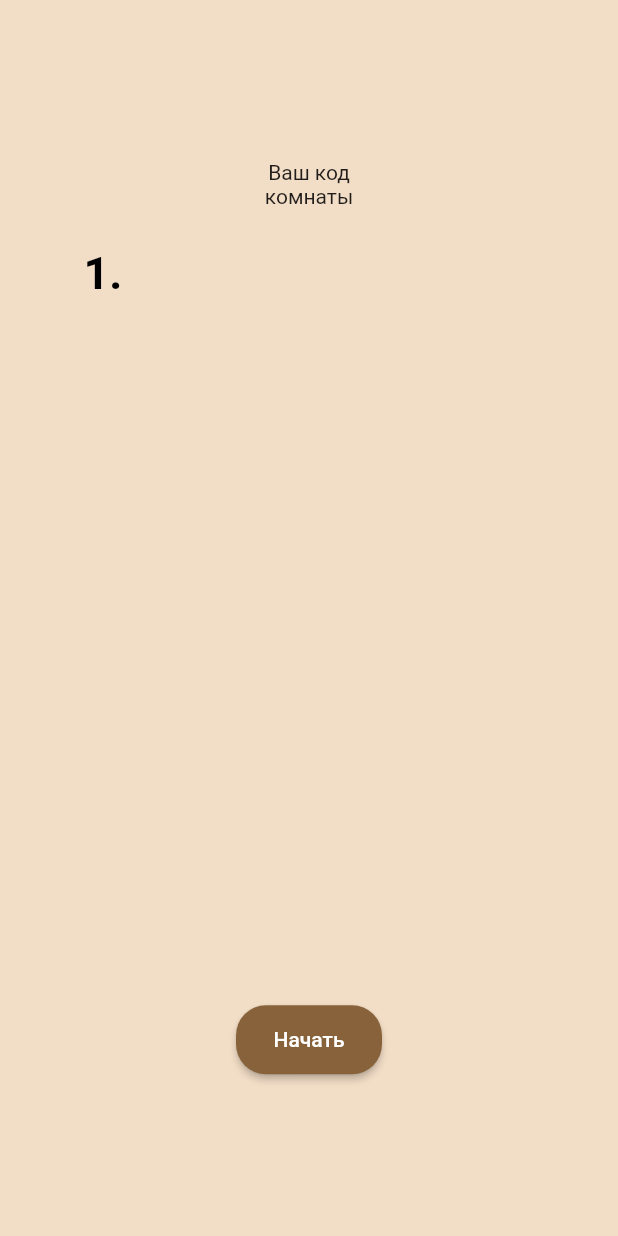
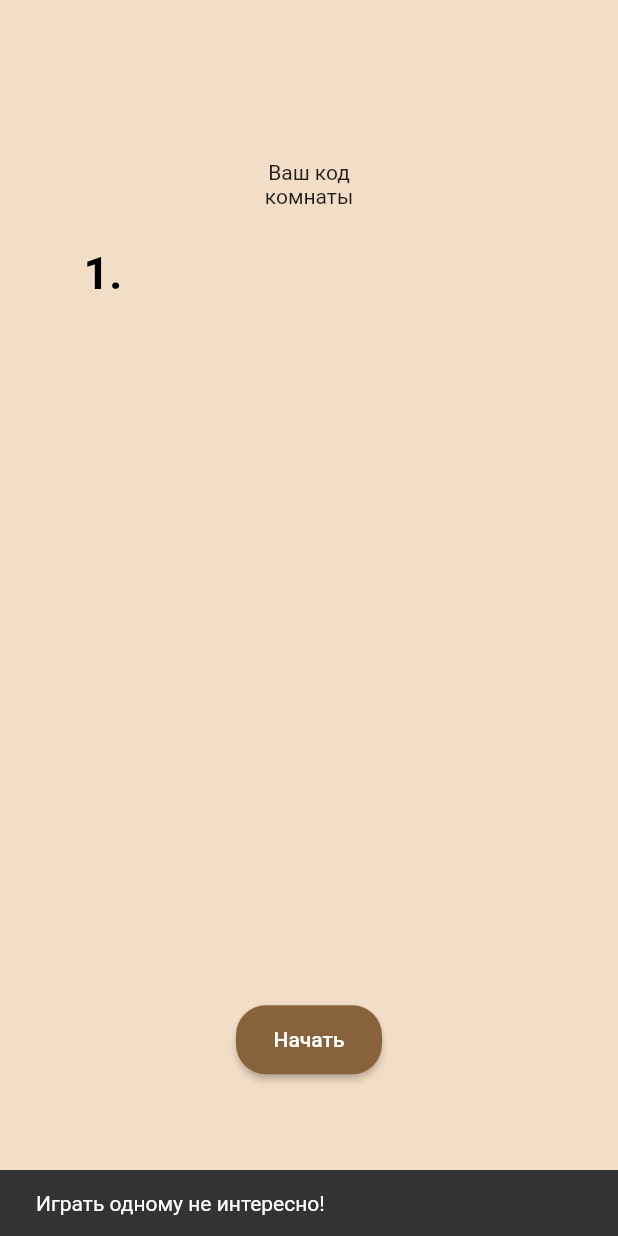
Before and after one commit to EgorLavrentyev/cut_the_answers, a Flutter app: the JoinPage screen opened directly with empty values, after a tap on "Присоединиться", after a tap on "Начать", on a phone screen of 412 x 824 dp. Run offline on Flutter 3.47's test engine with Material 2 defaults, Android fonts, the phone set to English and light mode, and no system bars; our stand-ins replace cloud_firestore, firebase_core, google_fonts; accounts and stored records are empty; statements that could not run were skipped.

Commit message:
giving questions to players

```diff
--- a/lib/main.dart
+++ b/lib/main.dart
@@ -25,7 +25,7 @@ class MyApp extends StatelessWidget {
     return MaterialApp(
         title: 'Flutter Demo',
         theme: AppTheme.theme,
-        home: QuestionPage() //MainMenuPage(),
+        home: MainMenuPage() //MainMenuPage(),
         );
   }
 }
--- a/lib/src/core/classes/game.dart
+++ b/lib/src/core/classes/game.dart
@@ -2,4 +2,6 @@ import '../models/player.dart';
 
 class Game {
   static List<Player> players = [];
+  static List<Map<String, dynamic>> questions = [];
+  static String myNickname = '';
 }
--- a/lib/src/core/func/join_func.dart
+++ b/lib/src/core/func/join_func.dart
@@ -3,6 +3,7 @@ import 'dart:math';
 import 'package:flutter/material.dart';
 import 'package:job_job_game/src/core/classes/game.dart';
 import 'package:job_job_game/src/core/models/player.dart';
+import 'package:job_job_game/src/feature/gameplay/question/question_page.dart';
 
 import '../../feature/join/join_page.dart';
 import '../../feature/lobby/lobby_page.dart';
@@ -26,6 +27,7 @@ class JoinFunc {
 
   static createSession(context, String nickname) async {
     String roomId = getRandomString(4);
+    Game.myNickname = nickname;
     App.database.collection('game').doc(roomId).set({
       "roomId": roomId,
       "players": [
@@ -33,7 +35,8 @@ class JoinFunc {
           "nickname": nickname,
           "score": 0,
         }
-      ]
+      ],
+      "questions": [],
     });
     final snapshot = await App.database.collection('game').doc(roomId).get();
     print(snapshot.data()!["players"]);
@@ -43,6 +46,7 @@ class JoinFunc {
 
   static connectToSession(BuildContext context,
       TextEditingController textEditingController, String nickname) async {
+    Game.myNickname = nickname;
     String roomId = textEditingController.text;
     final doc = App.database.collection('game').doc(roomId);
 
@@ -61,7 +65,8 @@ class JoinFunc {
             "nickname": nickname,
             "score": 0,
           }
-        ]
+        ],
+        "questions": [],
       });
 
       return true;
--- /dev/null
+++ b/lib/src/core/services/ui.dart
@@ -0,0 +1,13 @@
+import 'package:flutter/material.dart';
+
+import '../../config/theme.dart';
+
+class Ui {
+  static showSnack(BuildContext context, String text) {
+    ScaffoldMessenger.of(context).showSnackBar(SnackBar(
+        content: Text(
+      text,
+      style: AppTextTheme.button,
+    )));
+  }
+}
--- a/lib/src/data/database/database.dart
+++ b/lib/src/data/database/database.dart
@@ -0,0 +1 @@
+class Database {}
--- /dev/null
+++ b/lib/src/data/questions/questions.dart
@@ -0,0 +1,10 @@
+class Questions {
+  static List<String> questions = [
+    "В каком деле вы лучше всех?",
+    "О чем вы мечтаете?",
+    "Какой самый лучший совет вы когда-либо получали?",
+    "Чем бы вы занялись?",
+    "Расскажите о вашей худшей работе.",
+    "Кем вы хотели стать в детстве?"
+  ];
+}
--- a/lib/src/feature/gameplay/question/question_page.dart
+++ b/lib/src/feature/gameplay/question/question_page.dart
@@ -1,4 +1,5 @@
 import 'package:flutter/material.dart';
+import 'package:job_job_game/src/core/classes/game.dart';
 import 'package:job_job_game/src/feature/gameplay/question/widgets/question_widget.dart';
 
 class QuestionPage extends StatefulWidget {
@@ -30,7 +31,9 @@ class _QuestionPageState extends State<QuestionPage> {
               },
               itemBuilder: (context, index) {
                 return QuestionWidget(
-                    pageController: pageController, currentPage: currentPage);
+                    pageController: pageController,
+                    currentPage: currentPage,
+                    question: Game.questions[index].keys.first);
               }),
         ),
       ),
--- a/lib/src/feature/gameplay/question/widgets/question_widget.dart
+++ b/lib/src/feature/gameplay/question/widgets/question_widget.dart
@@ -1,5 +1,6 @@
 import 'package:flutter/material.dart';
 import 'package:job_job_game/src/config/theme.dart';
+import 'package:job_job_game/src/core/classes/game.dart';
 import 'package:job_job_game/src/core/func/gameplay_func.dart';
 import 'package:job_job_game/src/feature/widgets/button.dart';
 
@@ -7,20 +8,25 @@ import '../../../../config/colors.dart';
 
 class QuestionWidget extends StatelessWidget {
   QuestionWidget(
-      {Key? key, required this.pageController, required this.currentPage})
+      {Key? key,
+      required this.pageController,
+      required this.currentPage,
+      required this.question})
       : super(key: key);
 
   final TextEditingController controller = TextEditingController();
   final PageController pageController;
   final int currentPage;
+  final String question;
 
   @override
   Widget build(BuildContext context) {
+    print(Game.questions);
     return Column(
       mainAxisAlignment: MainAxisAlignment.spaceBetween,
       children: [
         Text(
-          "В каком деле вы лучше всех?",
+          question,
           textAlign: TextAlign.center,
           style: AppTextTheme.headline,
         ),
@@ -28,7 +34,7 @@ class QuestionWidget extends StatelessWidget {
           alignment: Alignment.bottomCenter,
           children: [
             SizedBox(
-              height: 500,
+              height: MediaQuery.of(context).size.height / 2,
               //width: 400,
               child: TextField(
                 textAlignVertical: TextAlignVertical.top,
--- a/lib/src/feature/join/join_page.dart
+++ b/lib/src/feature/join/join_page.dart
@@ -2,6 +2,7 @@ import 'package:cloud_firestore/cloud_firestore.dart';
 import 'package:flutter/material.dart';
 import 'package:job_job_game/src/config/colors.dart';
 import 'package:job_job_game/src/config/theme.dart';
+import 'package:job_job_game/src/core/services/ui.dart';
 
 import '../../core/func/join_func.dart';
 import '../lobby/lobby_page.dart';
@@ -51,11 +52,7 @@ class JoinPage extends StatelessWidget {
                           builder: (context) =>
                               LobbyPage(roomId: controller.text)));
                 } else {
-                  ScaffoldMessenger.of(context).showSnackBar(SnackBar(
-                      content: Text(
-                    "Неверный код комнаты!",
-                    style: AppTextTheme.button,
-                  )));
+                  Ui.showSnack(context, "Неверный код комнаты!");
                 }
               },
               child: Text(
--- a/lib/src/feature/lobby/lobby_page.dart
+++ b/lib/src/feature/lobby/lobby_page.dart
@@ -1,10 +1,15 @@
+import 'dart:math';
+
 import 'package:flutter/material.dart';
 import 'package:job_job_game/src/config/colors.dart';
 import 'package:job_job_game/src/core/classes/game.dart';
+import 'package:job_job_game/src/core/services/ui.dart';
+import 'package:job_job_game/src/data/questions/questions.dart';
 
 import '../../config/theme.dart';
 import '../../core/classes/app.dart';
 import '../../core/models/player.dart';
+import '../gameplay/question/question_page.dart';
 import '../widgets/button.dart';
 
 class LobbyPage extends StatefulWidget {
@@ -16,18 +21,44 @@ class LobbyPage extends StatefulWidget {
 }
 
 class _LobbyPageState extends State<LobbyPage> {
+  late var listen;
+
   @override
   void initState() {
-    App.database
+    listen = App.database
         .collection('game')
         .doc(widget.roomId)
         .snapshots()
-        .listen((event) {
+        .listen((event) async {
       Game.players.clear();
       for (var map in event.data()!["players"]) {
         Game.players.add(Player.fromMap(map));
       }
       setState(() {});
+      if (event.data()!["start"] == true) {
+        Random rand = Random();
+
+        List<String> temp = Questions.questions.toList();
+
+        temp.shuffle();
+
+        List<Map<String, dynamic>> myQuestions = [];
+        for (int i = 0; i < 3; i++) {
+          myQuestions.add({temp[i]: ""});
+        }
+        final doc = App.database.collection('game').doc(widget.roomId);
+        Game.questions.addAll(myQuestions);
+        doc.update({
+          "questions": [
+            {Game.myNickname: Game.questions},
+            ...event.data()!["questions"],
+          ]
+        });
+        print(Game.questions);
+        Navigator.pushReplacement(
+            context, MaterialPageRoute(builder: (context) => QuestionPage()));
+        listen.cancel();
+      }
     });
     super.initState();
   }
@@ -78,7 +109,21 @@ class _LobbyPageState extends State<LobbyPage> {
                 }),
           ),
           Button(
-              onPressed: () {},
+              onPressed: () async {
+                if (Game.players.length >= 2) {
+                  final doc =
+                      App.database.collection('game').doc(widget.roomId);
+                  final snapshot = await doc.get();
+                  doc.set({
+                    "roomId": widget.roomId,
+                    "players": snapshot.data()!["players"],
+                    "start": true,
+                    "questions": [],
+                  });
+                } else {
+                  Ui.showSnack(context, "Играть одному не интересно!");
+                }
+              },
               child: Text(
                 "Начать",
                 style: AppTextTheme.button,
```
